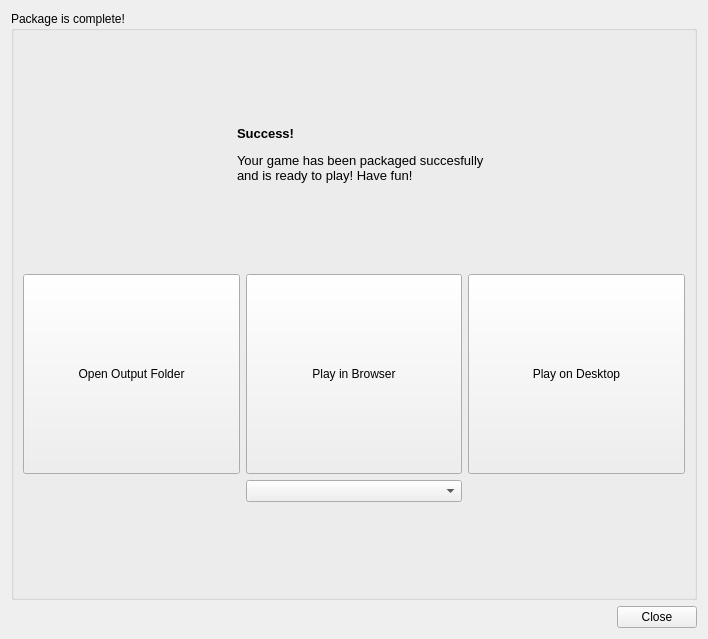
This is editor/gui/dlgcomplete.ui in ensisoft/detonator as Qt 5 draws it before an edit. The edited form follows.
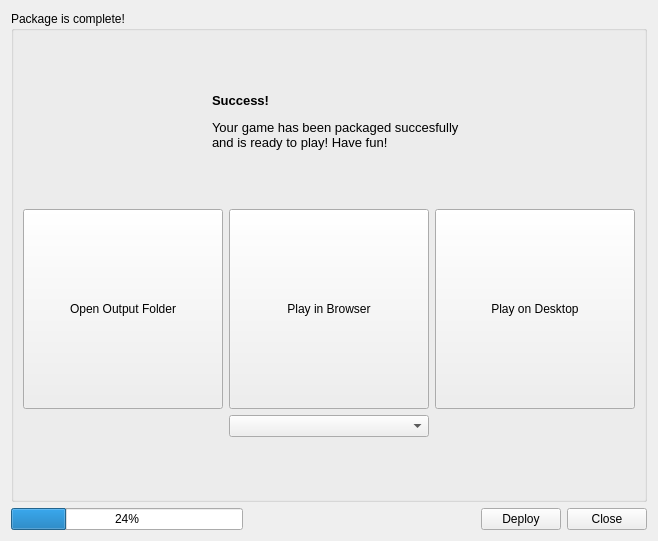
This is the edited form. Icons and pictures are not drawn.

```diff
--- a/editor/gui/dlgcomplete.ui
+++ b/editor/gui/dlgcomplete.ui
@@ -6,8 +6,8 @@
    <rect>
     <x>0</x>
     <y>0</y>
-    <width>708</width>
-    <height>639</height>
+    <width>636</width>
+    <height>541</height>
    </rect>
   </property>
   <property name="windowTitle">
@@ -201,6 +201,13 @@
    </item>
    <item>
     <layout class="QHBoxLayout" name="horizontalLayout">
+     <item>
+      <widget class="QProgressBar" name="progressBar">
+       <property name="value">
+        <number>24</number>
+       </property>
+      </widget>
+     </item>
      <item>
       <spacer name="horizontalSpacer">
        <property name="orientation">
@@ -214,6 +221,13 @@
        </property>
       </spacer>
      </item>
+     <item>
+      <widget class="QPushButton" name="btnDeploy">
+       <property name="text">
+        <string>Deploy</string>
+       </property>
+      </widget>
+     </item>
      <item>
       <widget class="QPushButton" name="btnClose">
        <property name="text">
```
Left out of the diff: 189 changed lines with no effect on the pictures.
